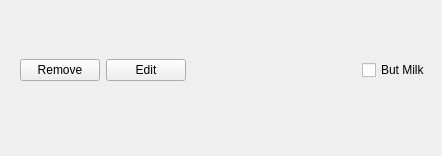
The window that task.ui (wawy1967/wawyQtChapter01) describes before a commit, drawn with Qt 5.
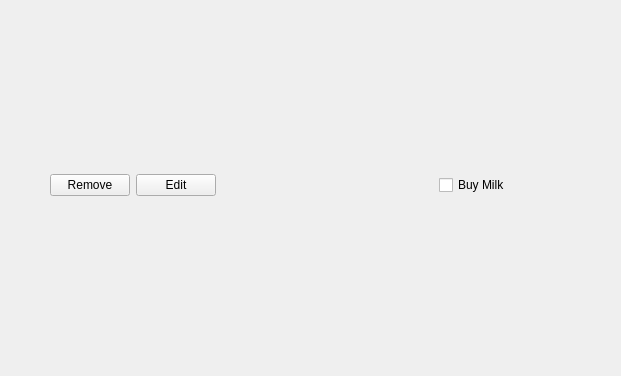
The same window after the commit.

```diff
--- a/task.ui
+++ b/task.ui
@@ -6,8 +6,8 @@
    <rect>
     <x>0</x>
     <y>0</y>
-    <width>442</width>
-    <height>156</height>
+    <width>621</width>
+    <height>376</height>
    </rect>
   </property>
   <property name="windowTitle">
@@ -16,10 +16,10 @@
   <widget class="QWidget" name="horizontalLayoutWidget">
    <property name="geometry">
     <rect>
-     <x>20</x>
-     <y>20</y>
-     <width>411</width>
-     <height>101</height>
+     <x>50</x>
+     <y>100</y>
+     <width>461</width>
+     <height>171</height>
     </rect>
    </property>
    <layout class="QHBoxLayout" name="horizontalLayout">
@@ -53,7 +53,7 @@
     <item>
      <widget class="QCheckBox" name="checkBox">
       <property name="text">
-       <string>But Milk</string>
+       <string>Buy Milk</string>
       </property>
      </widget>
     </item>
```
Left out of the diff: 2 changed lines with no effect on the pictures.
